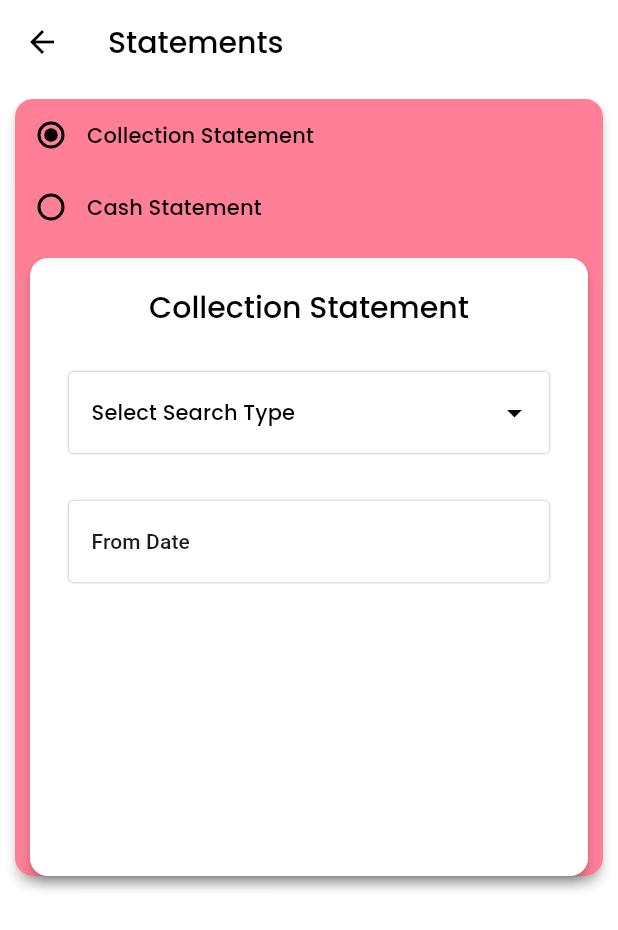
After one commit to vishakhmk-del/pompomTracker, a Flutter app: the ScreenCollection screen opened directly, on a phone screen of 412 x 824 dp. The commit adds this screen. Shown: the top 930 px of the screen. Run offline on Flutter 3.47's test engine with Material 3 defaults, Android fonts, the phone set to English and light mode, and no system bars; our stand-ins replace animated_splash_screen, dio, fl_chart, fluttertoast, lottie, page_transition and 1 more; accounts and stored records are empty.

Commit message:
Screen collection on progress

```diff
--- a/pompomtracker/lib/api/url.dart
+++ b/pompomtracker/lib/api/url.dart
@@ -1,7 +1,7 @@
 class Url {
-  //String baseUrl = 'http://10.160.100.53/Qrpay/index.php';
+  String baseUrl = 'http://10.160.100.53/Qrpay/index.php';
 
-  String baseUrl = 'http://117.221.68.183:81/Qrpay/index.php';
+  // String baseUrl = 'http://117.221.68.183:81/Qrpay/index.php';
 
   String loginUrl = '/Home_C/owner_login';
 
--- a/pompomtracker/lib/core/hook/hook.dart
+++ b/pompomtracker/lib/core/hook/hook.dart
@@ -40,6 +40,9 @@ export 'package:pompomtracker/core/shared_preference/shared_preference_manage.da
 
 export 'package:pompomtracker/provider/loading/loading_provider.dart';
 
+export 'package:pompomtracker/provider/radiobutton/radiobutton_provider.dart';
+
+
 /**************************************/
 
 /*screens*/
@@ -75,6 +78,10 @@ export 'package:pompomtracker/model/route_master/route_master_req/route_master_r
 
 export 'package:pompomtracker/model/route_master/route_master_resp/route_master_resp.dart';
 
+export 'package:pompomtracker/model/enum/statements/statementType.dart';
+
+export 'package:pompomtracker/widgets/constants/constants.dart';
+
 /**************************************/
 
 /*FUNCTION*/
@@ -90,4 +97,6 @@ export 'package:pompomtracker/widgets/backgroundgradient/colorLineargrandient.da
 export 'package:pompomtracker/widgets/LineChart/linechartwidget.dart';
 
 export 'package:pompomtracker/widgets/gridview/gridview.dart';
+
+export 'package:pompomtracker/widgets/radiobutton/radiobutton.dart';
 /**************************************/
--- /dev/null
+++ b/pompomtracker/lib/model/enum/statements/statementType.dart
@@ -0,0 +1,5 @@
+
+enum StatementType{
+  collectionType,
+  cashType
+}
--- /dev/null
+++ b/pompomtracker/lib/provider/collectiondropdown/collectiondrpdwn_provider.dart
@@ -0,0 +1,12 @@
+import 'package:pompomtracker/core/hook/hook.dart';
+
+class CollectionDrpDwnProvider with ChangeNotifier {
+  String? _selectedVal=Dtwise;
+
+  String? get selectedVal => _selectedVal;
+
+  void changeSelectedVal(String? value) {
+    _selectedVal = value;
+    notifyListeners();
+  }
+}
--- /dev/null
+++ b/pompomtracker/lib/provider/radiobutton/radiobutton_provider.dart
@@ -0,0 +1,13 @@
+import 'package:pompomtracker/core/hook/hook.dart';
+
+
+class RadiobuttonProvider with ChangeNotifier {
+  StatementType _selectedType = StatementType.collectionType;
+
+  StatementType get selectedType => _selectedType;
+
+  void changeSelectedType(StatementType type) {
+    _selectedType = type;
+    notifyListeners();
+  }
+}
--- a/pompomtracker/lib/provider/theme/theme_constants.dart
+++ b/pompomtracker/lib/provider/theme/theme_constants.dart
@@ -20,8 +20,9 @@ class MyTheme {
         /***graph theme***/
         primaryFixed: Colors.black38,
         /*****************/
-        surfaceContainer: Color(0xffFF8096),
-        secondaryFixed: Color(0xFFE1E1E1)
+        onPrimaryFixed: Color(0xffFF8096),
+        secondaryFixed: Color(0xFFE1E1E1),
+        onSecondaryFixed: Color(0xFF7B1FA2)
       ),
       textTheme: const TextTheme(
         labelLarge: TextStyle(
@@ -58,8 +59,9 @@ class MyTheme {
         /***graph theme***/
         primaryFixed: Color(0Xff37434d),
         /*****************/
-        surfaceContainer: Color(0xff4169E1),
-        secondaryFixed: Color(0xFFE1E1E1)
+        onPrimaryFixed: Color(0xff4169E1),
+        secondaryFixed: Color(0xFFE1E1E1),
+        onSecondaryFixed: Color(0xFF7B1FA2)
       ),
       textTheme: const TextTheme(
         labelLarge: TextStyle(
--- /dev/null
+++ b/pompomtracker/lib/screens/Collection/ScreenCollection.dart
@@ -0,0 +1,250 @@
+import 'dart:developer';
+import 'package:pompomtracker/core/hook/hook.dart';
+import 'package:pompomtracker/provider/collectiondropdown/collectiondrpdwn_provider.dart';
+
+
+
+class ScreenCollection extends StatefulWidget {
+   const ScreenCollection({super.key});
+
+  @override
+  State<ScreenCollection> createState() => _ScreenCollectionState();
+}
+
+class _ScreenCollectionState extends State<ScreenCollection> {
+  final _dateFromoController = TextEditingController();
+  final _dateToController = TextEditingController();
+  String? dropdownvalue;
+  final _list=[
+    Dtwise,
+    Bswise
+  ];
+
+  @override
+  Widget build(BuildContext context) {
+    return  Stack(
+      children: [
+        Scaffold(
+          appBar: AppBar(
+                title: Text(
+              "Statements",
+              style: Theme.of(context).textTheme.titleLarge,
+            )),
+          body:ListView(
+            children: [
+              Card(
+                margin: const EdgeInsets.all(10),
+                  elevation: 3,
+
+                  child: Container(
+                    decoration: BoxDecoration(
+                        borderRadius: BorderRadius.circular(12),
+                        gradient: LinearGradient(
+                            begin: Alignment.topLeft,
+                            end: Alignment.bottomRight,
+                            colors: [
+                              Theme.of(context).colorScheme.onPrimaryFixed,
+                              Theme.of(context).colorScheme.onPrimaryFixed
+                            ])),
+                            child: Column(
+                              children: [
+                               const RadioButton(title: 'Collection Statement', type: StatementType.collectionType),
+                               const RadioButton(title: 'Cash Statement', type: StatementType.cashType),
+
+                                Card(
+                                  margin: const EdgeInsets.only(
+                                      top: 10, left: 10, right: 10),
+                                  elevation: 3,
+
+                                  child: Column(
+                                    children: [
+                                      Container(
+                                        height: MediaQuery.of(context).size.height / 2,
+                                        decoration: BoxDecoration(
+                                          // border: Border.all(
+                                          //   color:
+                                          //       Theme.of(context).colorScheme.secondaryFixed),
+                                            borderRadius: BorderRadius.circular(12),
+                                        ),
+                                        child: Padding(
+                                          padding: const EdgeInsets.all(20.0),
+                                          child: Consumer<RadiobuttonProvider>(
+                                              builder: (context, provider, child) {
+                                                if (provider.selectedType ==
+                                                    StatementType.collectionType) {
+                                                  return  collectionForm(context);  // Replace with your Collection Form widget
+                                                } else if (provider.selectedType ==
+                                                    StatementType.cashType) {
+                                                  return  cashForm();  // Replace with your Cash Form widget
+                                                }
+                                                return Container();  // Or some default widget
+                                              },
+                                          ),
+                                        ),
+                                      ),
+                                    ],
+                                  ),
+                                ),
+                              ],
+                           ),
+
+                  )
+              )
+            ],
+          )
+        )
+
+      ],
+    );
+  }
+/// ************************ Collection Form *************************
+
+
+  Widget collectionForm(BuildContext context){
+    return Theme(
+      data: MyTheme.googleFormTheme,
+      child: Column(
+        children: [
+          Text('Collection Statement',
+          style: Theme.of(context).textTheme.titleLarge,),
+          SizedBox(
+                width: MediaQuery.of(context).size.width,
+                child: Padding(
+                        padding: const EdgeInsets.only(
+                        top: 30, left: 5,right: 5),
+                        child: DropdownButtonFormField(
+                          //controller: _selectsearchtypedropdwn,
+                          //dropdownColor: Colors.blueGrey,
+                          icon: Icon(
+                            Icons.arrow_drop_down,
+                              color:Theme.of(context).colorScheme.onSecondary),
+                          style: TextStyle(
+                              color: Theme.of(context).colorScheme.onSecondary,
+                                  ),
+                                  decoration: InputDecoration(
+                                    labelText: 'Select Search Type',
+                                    labelStyle: Theme.of(context)
+                                        .textTheme
+                                        .labelLarge,
+                                  ),
+                                  items: _list.map((e){
+                                    return DropdownMenuItem(value:e,child: Text(e));
+                                  }).toList(),
+                                  onChanged: (newvalue){
+                                    log('Collection Statement:$newvalue');
+
+                                    context.read<CollectionDrpDwnProvider>().changeSelectedVal(newvalue);
+
+                                    setState(() {
+                                      dropdownvalue=newvalue;
+                                    });
+                                  },
+                                  value:dropdownvalue,
+                                  ),
+                            ),
+                          ),
+
+                          Consumer<CollectionDrpDwnProvider>(
+                                            builder: (context, provider, child) {
+                                              if (provider.selectedVal ==
+                                                  Dtwise) {
+                                                return  datewiseForm(context);  // Replace with your Collection Form widget
+                                              } else if (provider.selectedVal ==
+                                                  Bswise) {
+                                                return  buswiseForm(context);  // Replace with your Cash Form widget
+                                              }
+                                              return Container();  // Or some default widget
+                                            },
+                                        ),
+        ],
+          ),
+    );
+  }
+
+  Widget datewiseForm(BuildContext context){
+   return Form(
+    child: Theme(
+      data: MyTheme.googleFormTheme,
+      child: Column(
+        children: [
+          SizedBox(
+            width:MediaQuery.of(context).size.width,
+             child:Padding(
+               padding: const EdgeInsets.only(
+                        top: 30, left: 5,right: 5),
+               child: GestureDetector(onTap: () =>
+                                    _selectDate(context, _dateFromoController),
+                 child: AbsorbPointer(
+                   child: TextFormField(
+                                  controller: _dateFromoController,
+                                  style: TextStyle(
+                                      color: Theme.of(context).colorScheme.onSecondary),
+                                  decoration: InputDecoration(
+                                    labelText: 'From Date',
+                                    labelStyle:
+                                        Theme.of(context)
+                                            .textTheme
+                                            .labelLarge,
+                                    suffixIcon:  Icon(
+                                      Icons.calendar_today,
+                                      color:Theme.of(context).colorScheme.onSecondary
+                                      ),
+                                  ),
+                                  onTap: () =>
+                                      _selectDate(context, _dateFromoController),
+                                  validator: (value) {
+                                    if (value!.isEmpty) {
+                                      return 'Please Select Date';
+                                    } else {
+                                      return null;
+                                    }
+                                  },
+                                ),
+                 ),
+               ),
+             ),
+          )
+        ],
+      ),
+    ));
+  }
+
+  Widget buswiseForm(BuildContext context){
+   return Form(
+    child: Column(
+      children: [],
+    ));
+  }
+
+    Future<void> _selectDate(
+      BuildContext context, TextEditingController controller) async {
+    final DateTime? picked = await showDatePicker(
+      context: context,
+      initialDate: DateTime.now(),
+      firstDate: DateTime.now().subtract(const Duration(days: 365*100)),
+      lastDate: DateTime.now(),
+    );
+    if(picked==null){
+      return;
+    }
+    else {
+      setState(() {
+        controller.text = "${picked.toLocal().day}-${picked.toLocal().month}-${picked.toLocal().year}";
+        log(controller.text);
+      });
+    }
+  }
+/// **********************************************************************
+
+
+
+
+  Widget cashForm(){
+    return Form(
+      child: Column(
+        children: [
+          TextFormField(),
+        ],
+    ));
+  }
+}
--- a/pompomtracker/lib/screens/login/screenLogin.dart
+++ b/pompomtracker/lib/screens/login/screenLogin.dart
@@ -244,7 +244,7 @@ class _ScreenLoginState extends State<ScreenLogin> {
 
       /**************************/
 
-      Navigator.of(_scaffoldKey.currentContext!).push(
+      Navigator.of(_scaffoldKey.currentContext!).pushReplacement(
         MaterialPageRoute(
           builder: (context) => const Screenhome(),
         ),
--- /dev/null
+++ b/pompomtracker/lib/widgets/constants/constants.dart
@@ -0,0 +1,2 @@
+const String Dtwise='Date Wise';
+const String Bswise='Bus Wise';
--- /dev/null
+++ b/pompomtracker/lib/widgets/radiobutton/radiobutton.dart
@@ -0,0 +1,38 @@
+import 'package:pompomtracker/core/hook/hook.dart';
+import 'package:pompomtracker/model/enum/statements/statementType.dart';
+
+ValueNotifier<StatementType> selectedTaskNotifier =
+    ValueNotifier(StatementType.collectionType);
+
+class RadioButton extends StatelessWidget {
+  final String title;
+  final StatementType type;
+  const RadioButton({required this.title, required this.type, super.key});
+
+
+  @override
+  Widget build(BuildContext context) {
+    return Row(
+      children: [
+        ValueListenableBuilder(
+            valueListenable: selectedTaskNotifier,
+            builder: (BuildContext ctx, StatementType newtask, Widget? _) {
+              return Radio<StatementType>(
+                value: type,
+                groupValue: newtask,
+                activeColor:Theme.of(context).colorScheme.onSecondary,
+                onChanged: (value) async {
+                  if (value == null) {
+                    return;
+                  }
+                  ctx.read<RadiobuttonProvider>().changeSelectedType(value);
+                  selectedTaskNotifier.value = value;
+                  selectedTaskNotifier.notifyListeners();
+                },
+              );
+            }),
+        Text(title,style:Theme.of(context).textTheme.labelLarge ,),
+      ],
+    );
+  }
+}
```
Also changed, not shown: pompomtracker/lib/core/routes/approute.dart (+8 -0 lines), pompomtracker/lib/main.dart (+7 -2 lines), pompomtracker/lib/screens/home/screenhome.dart (+6 -5 lines).
